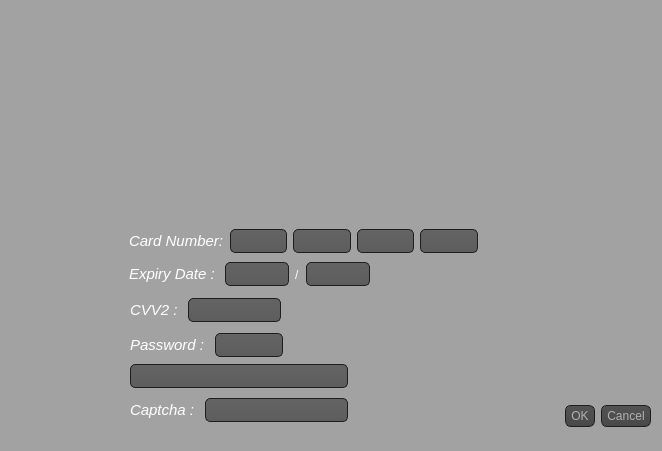
AP-projects-4001/Guys, file AP/payment_gateway.ui: the form before one commit.
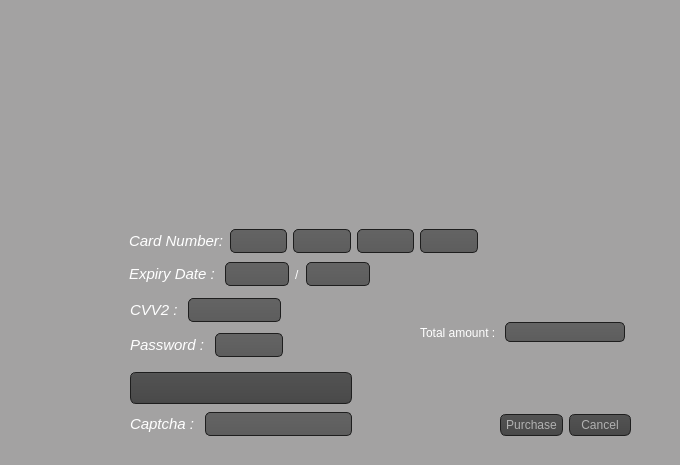
The form after the commit.

Commit message: Fix bug in payment gateway

What changed in the file:
```diff
--- a/AP/payment_gateway.ui
+++ b/AP/payment_gateway.ui
@@ -6,8 +6,8 @@
    <rect>
     <x>0</x>
     <y>0</y>
-    <width>662</width>
-    <height>451</height>
+    <width>680</width>
+    <height>465</height>
    </rect>
   </property>
   <property name="windowTitle">
@@ -76,22 +76,6 @@
 }
 </string>
   </property>
-  <widget class="QDialogButtonBox" name="buttonBox">
-   <property name="geometry">
-    <rect>
-     <x>40</x>
-     <y>400</y>
-     <width>611</width>
-     <height>32</height>
-    </rect>
-   </property>
-   <property name="orientation">
-    <enum>Qt::Horizontal</enum>
-   </property>
-   <property name="standardButtons">
-    <set>QDialogButtonBox::Cancel|QDialogButtonBox::Ok</set>
-   </property>
-  </widget>
   <widget class="QLabel" name="Bank_label">
    <property name="geometry">
     <rect>
@@ -298,33 +282,56 @@
     </item>
    </layout>
   </widget>
-  <widget class="QWidget" name="layoutWidget">
+  <widget class="QWidget" name="">
+   <property name="geometry">
+    <rect>
+     <x>500</x>
+     <y>400</y>
+     <width>131</width>
+     <height>51</height>
+    </rect>
+   </property>
+   <layout class="QHBoxLayout" name="horizontalLayout_6">
+    <item>
+     <widget class="QPushButton" name="purchase_button">
+      <property name="text">
+       <string>Purchase</string>
+      </property>
+     </widget>
+    </item>
+    <item>
+     <widget class="QPushButton" name="cancel_button">
+      <property name="text">
+       <string>Cancel</string>
+      </property>
+     </widget>
+    </item>
+   </layout>
+  </widget>
+  <widget class="QWidget" name="">
    <property name="geometry">
     <rect>
      <x>130</x>
-     <y>360</y>
-     <width>218</width>
-     <height>67</height>
+     <y>370</y>
+     <width>222</width>
+     <height>69</height>
     </rect>
    </property>
    <layout class="QVBoxLayout" name="verticalLayout">
     <item>
-     <widget class="QLineEdit" name="lineEdit_captcha">
-      <property name="font">
-       <font>
-        <family>Tahoma</family>
-        <pointsize>11</pointsize>
-       </font>
+     <widget class="QPushButton" name="lineEdit_captcha">
+      <property name="enabled">
+       <bool>false</bool>
       </property>
-      <property name="focusPolicy">
-       <enum>Qt::WheelFocus</enum>
+      <property name="styleSheet">
+       <string notr="true">QPushButton
+{
+	font-size : 20px;
+}</string>
       </property>
       <property name="text">
        <string/>
       </property>
-      <property name="readOnly">
-       <bool>true</bool>
-      </property>
      </widget>
     </item>
     <item>
@@ -356,6 +363,32 @@
     </item>
    </layout>
   </widget>
+  <widget class="QWidget" name="">
+   <property name="geometry">
+    <rect>
+     <x>420</x>
+     <y>320</y>
+     <width>205</width>
+     <height>25</height>
+    </rect>
+   </property>
+   <layout class="QHBoxLayout" name="horizontalLayout_7">
+    <item>
+     <widget class="QLabel" name="label">
+      <property name="text">
+       <string>Total amount : </string>
+      </property>
+     </widget>
+    </item>
+    <item>
+     <widget class="QLineEdit" name="total_lineEdit">
+      <property name="readOnly">
+       <bool>true</bool>
+      </property>
+     </widget>
+    </item>
+   </layout>
+  </widget>
  </widget>
  <resources/>
  <connections>
```
Left out of the diff: 35 changed lines with no effect on the pictures. The commit also changes 10 other files.
